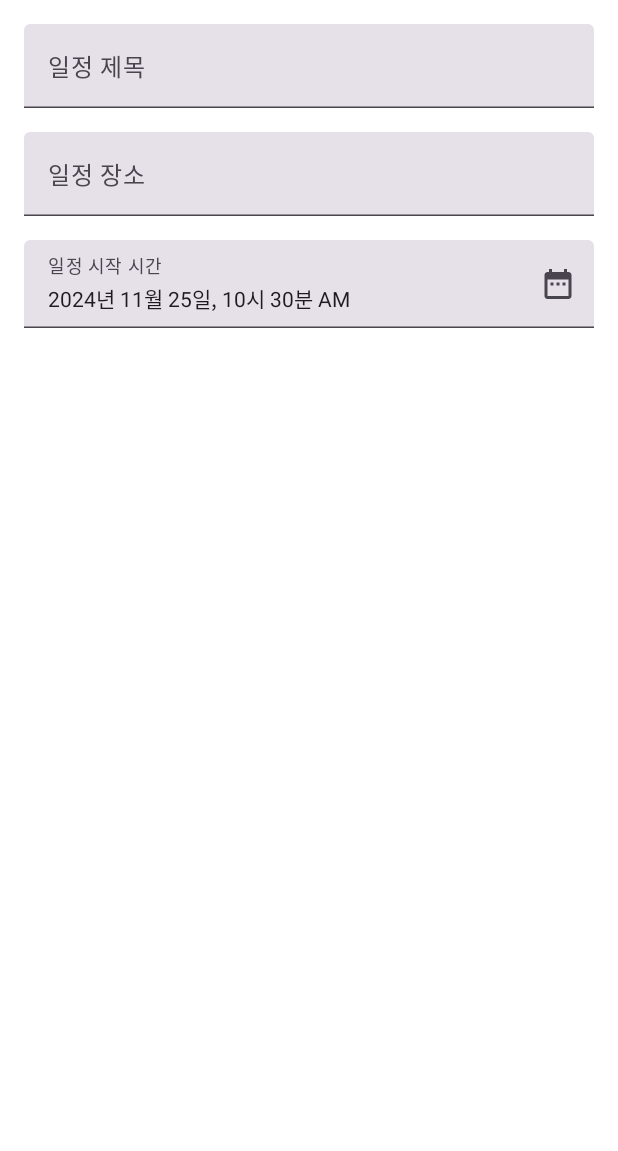
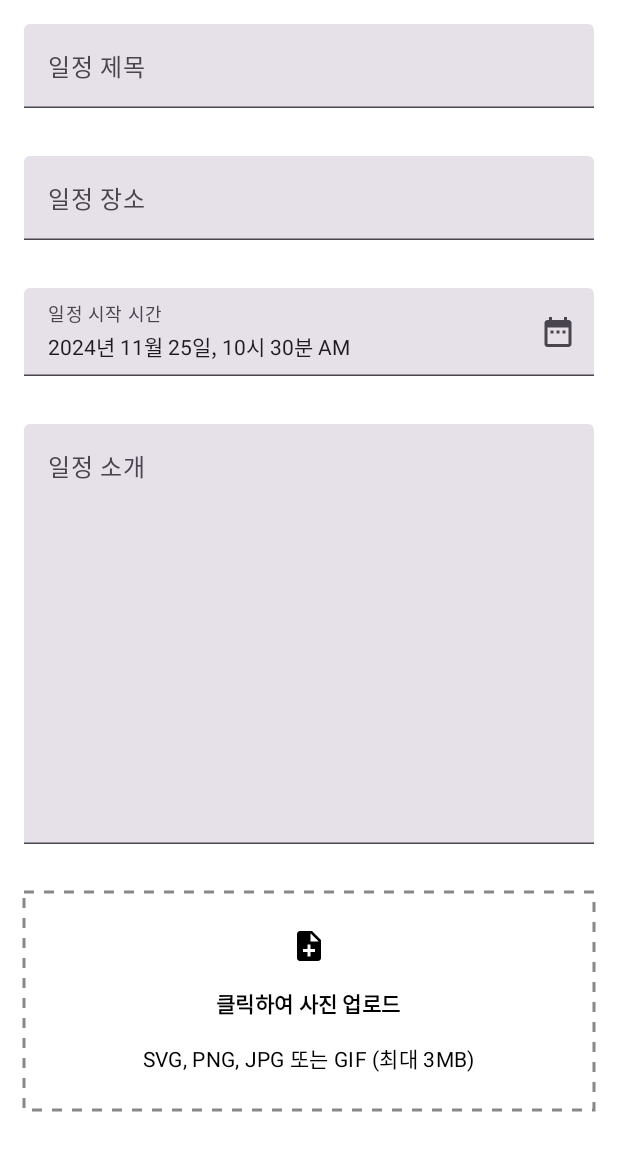
Before and after one commit to APPDONG-KNU/2024_2_Alpha, an Android app built with Jetpack Compose: the @Preview function ScheduleEditScreenPreview, on a phone screen of 412 x 824 dp. Shown: the top 1151 px of the screen. Run offline under Robolectric (Android 15) with nearby library versions, the phone set to English and light mode, and no system bars.

Commit message:
Feat: ScheduleEditScreen 업로드 버튼 UI 추가

```diff
--- a/app/src/main/java/com/example/alpha/schedule/ScheduleEditScreen.kt
+++ b/app/src/main/java/com/example/alpha/schedule/ScheduleEditScreen.kt
@@ -3,7 +3,10 @@ package com.example.alpha.schedule
 import android.annotation.SuppressLint
 import android.app.DatePickerDialog
 import android.app.TimePickerDialog
+import androidx.compose.foundation.background
+import androidx.compose.foundation.border
 import androidx.compose.foundation.clickable
+import androidx.compose.foundation.layout.Box
 import androidx.compose.foundation.layout.Column
 import androidx.compose.foundation.layout.Row
 import androidx.compose.foundation.layout.Spacer
@@ -13,8 +16,11 @@ import androidx.compose.foundation.layout.height
 import androidx.compose.foundation.layout.padding
 import androidx.compose.foundation.layout.size
 import androidx.compose.material.icons.Icons
+import androidx.compose.material.icons.filled.Add
+import androidx.compose.material.icons.filled.AddCircle
 import androidx.compose.material.icons.filled.DateRange
 import androidx.compose.material3.Icon
+import androidx.compose.material3.MaterialTheme
 import androidx.compose.material3.OutlinedTextField
 import androidx.compose.material3.Text
 import androidx.compose.material3.TextField
@@ -27,10 +33,18 @@ import androidx.compose.runtime.remember
 import androidx.compose.runtime.setValue
 import androidx.compose.ui.Alignment
 import androidx.compose.ui.Modifier
+import androidx.compose.ui.draw.drawWithContent
 import androidx.compose.ui.graphics.Color
+import androidx.compose.ui.graphics.PathEffect
+import androidx.compose.ui.graphics.drawscope.Stroke
 import androidx.compose.ui.platform.LocalContext
+import androidx.compose.ui.res.painterResource
+import androidx.compose.ui.text.TextStyle
+import androidx.compose.ui.text.font.FontStyle
+import androidx.compose.ui.text.font.FontWeight
 import androidx.compose.ui.tooling.preview.Preview
 import androidx.compose.ui.unit.dp
+import com.example.alpha.R
 import java.time.LocalDate
 import java.time.LocalDateTime
 import java.time.format.DateTimeFormatter
@@ -43,6 +57,7 @@ fun ScheduleEditScreen(
     var title by remember { mutableStateOf("") }
     var location by remember { mutableStateOf("") }
     var dateTime by remember { mutableStateOf(LocalDateTime.now()) }
+    var description by remember { mutableStateOf("") }
 
     Column(
         modifier = Modifier
@@ -56,7 +71,7 @@ fun ScheduleEditScreen(
             placeholder = { Text("일정 제목을 입력해주세요.") },
             modifier = Modifier.fillMaxWidth(),
         )
-        Spacer(modifier = Modifier.height(16.dp))
+        Spacer(modifier = Modifier.height(32.dp))
         TextField(
             value = location,
             onValueChange = { location = it },
@@ -64,11 +79,23 @@ fun ScheduleEditScreen(
             placeholder = { Text("일정 장소를 입력해주세요.") },
             modifier = Modifier.fillMaxWidth(),
         )
-        Spacer(modifier = Modifier.height(16.dp))
+        Spacer(modifier = Modifier.height(32.dp))
         DateTimePicker(
             dateTime,
             onDateTimeSelected = { dateTime = it }
         )
+        Spacer(modifier = Modifier.height(32.dp))
+        TextField(
+            value = description,
+            onValueChange = { description = it },
+            label = { Text("일정 소개") },
+            placeholder = { Text("일정 소개를 입력해주세요.") },
+            modifier = Modifier
+                .fillMaxWidth()
+                .height(280.dp)
+        )
+        Spacer(modifier = Modifier.height(32.dp))
+        UploadButton()
     }
 }
 
@@ -85,7 +112,8 @@ fun DateTimePicker(
     val datePickerDialog = DatePickerDialog(
         context,
         { _, year, month, dayOfMonth ->
-            selectedDate = selectedDate.withYear(year).withMonth(month + 1).withDayOfMonth(dayOfMonth)
+            selectedDate =
+                selectedDate.withYear(year).withMonth(month + 1).withDayOfMonth(dayOfMonth)
 
             // 날짜 선택 완료 후 시간 다이얼로그 표시
             TimePickerDialog(
@@ -129,7 +157,58 @@ fun DateTimePicker(
     }
 }
 
+@Composable
+fun UploadButton(
+    modifier: Modifier = Modifier,
+    onClick: () -> Unit = {}
+) {
+    Column(
+        horizontalAlignment = Alignment.CenterHorizontally,
+        modifier = Modifier
+            .fillMaxWidth()
+            .drawWithContent {
+                drawContent()
+                drawRect(
+                    color = Color.Gray,
+                    style = Stroke(
+                        width = 2.dp.toPx(),
+                        pathEffect = PathEffect.dashPathEffect(
+                            intervals = floatArrayOf(10f, 10f), // 점선 간격 설정
+                            phase = 0f
+                        )
+                    ),
+                    size = size
+                )
+            }
+            .clickable { onClick }
+    ) {
+        Spacer(modifier = Modifier.height(24.dp))
+        Icon(
+            painter = painterResource(R.drawable.baseline_note_add_24),
+            contentDescription = null,
+            modifier = Modifier
+                .size(24.dp)
+        )
+        Spacer(modifier = Modifier.height(16.dp))
+        Text(
+            text = "클릭하여 사진 업로드",
+            style = MaterialTheme.typography.bodyMedium,
+            fontWeight = FontWeight.SemiBold
+        )
+        Spacer(modifier = Modifier.height(16.dp))
+        Text(
+            text = "SVG, PNG, JPG 또는 GIF (최대 3MB)",
+            style = MaterialTheme.typography.bodyMedium,
+        )
+        Spacer(modifier = Modifier.height(24.dp))
+    }
+}
 
+@Preview(showBackground = true)
+@Composable
+private fun UploadButtonPreview() {
+    UploadButton()
+}
 
 @Preview(showBackground = true)
 @Composable
--- /dev/null
+++ b/app/src/main/res/drawable/baseline_note_add_24.xml
@@ -0,0 +1,5 @@
+<vector xmlns:android="http://schemas.android.com/apk/res/android" android:autoMirrored="true" android:height="24dp" android:tint="#000000" android:viewportHeight="24" android:viewportWidth="24" android:width="24dp">
+
+    <path android:fillColor="@android:color/white" android:pathData="M14,2L6,2c-1.1,0 -1.99,0.9 -1.99,2L4,20c0,1.1 0.89,2 1.99,2L18,22c1.1,0 2,-0.9 2,-2L20,8l-6,-6zM16,16h-3v3h-2v-3L8,16v-2h3v-3h2v3h3v2zM13,9L13,3.5L18.5,9L13,9z"/>
+
+</vector>
```
